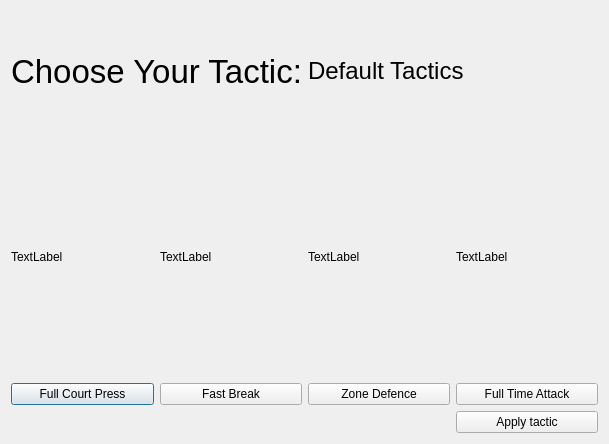
Before: the Qt Designer form BTM_Qt/tactic_ingame.ui in skandermoalla/CSE201-Top5, drawn with Qt 5.
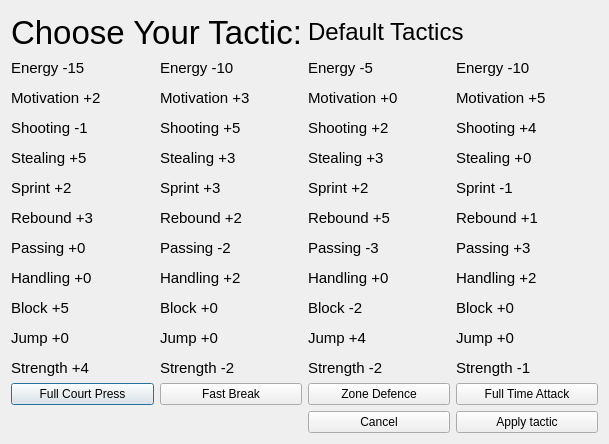
After: the same form once the commit is applied.

Commit message:
Description&Cancel added
I added some description to the 4 tactics and a cancel button to the window.

Diff of the .ui file:
```diff
--- a/BTM_Qt/tactic_ingame.ui
+++ b/BTM_Qt/tactic_ingame.ui
@@ -17,7 +17,7 @@
    <item row="1" column="2" rowspan="2">
     <widget class="QLabel" name="label_3">
      <property name="text">
-      <string>TextLabel</string>
+      <string>&lt;html&gt;&lt;head/&gt;&lt;body&gt;&lt;p&gt;&lt;span style=&quot; font-size:11pt;&quot;&gt;Energy -5&lt;/span&gt;&lt;/p&gt;&lt;p&gt;&lt;span style=&quot; font-size:11pt;&quot;&gt;Motivation +0&lt;/span&gt;&lt;/p&gt;&lt;p&gt;&lt;span style=&quot; font-size:11pt;&quot;&gt;Shooting +2&lt;/span&gt;&lt;/p&gt;&lt;p&gt;&lt;span style=&quot; font-size:11pt;&quot;&gt;Stealing +3&lt;/span&gt;&lt;/p&gt;&lt;p&gt;&lt;span style=&quot; font-size:11pt;&quot;&gt;Sprint +2&lt;/span&gt;&lt;/p&gt;&lt;p&gt;&lt;span style=&quot; font-size:11pt;&quot;&gt;Rebound +5&lt;/span&gt;&lt;/p&gt;&lt;p&gt;&lt;span style=&quot; font-size:11pt;&quot;&gt;Passing -3&lt;/span&gt;&lt;/p&gt;&lt;p&gt;&lt;span style=&quot; font-size:11pt;&quot;&gt;Handling +0&lt;/span&gt;&lt;/p&gt;&lt;p&gt;&lt;span style=&quot; font-size:11pt;&quot;&gt;Block -2&lt;/span&gt;&lt;/p&gt;&lt;p&gt;&lt;span style=&quot; font-size:11pt;&quot;&gt;Jump +4&lt;/span&gt;&lt;/p&gt;&lt;p&gt;&lt;span style=&quot; font-size:11pt;&quot;&gt;Strength -2&lt;/span&gt;&lt;/p&gt;&lt;/body&gt;&lt;/html&gt;</string>
      </property>
     </widget>
    </item>
@@ -59,21 +59,21 @@
    <item row="1" column="0" rowspan="2">
     <widget class="QLabel" name="label">
      <property name="text">
-      <string>TextLabel</string>
+      <string>&lt;html&gt;&lt;head/&gt;&lt;body&gt;&lt;p&gt;&lt;span style=&quot; font-size:11pt;&quot;&gt;Energy -15&lt;/span&gt;&lt;/p&gt;&lt;p&gt;&lt;span style=&quot; font-size:11pt;&quot;&gt;Motivation +2&lt;/span&gt;&lt;/p&gt;&lt;p&gt;&lt;span style=&quot; font-size:11pt;&quot;&gt;Shooting -1&lt;/span&gt;&lt;/p&gt;&lt;p&gt;&lt;span style=&quot; font-size:11pt;&quot;&gt;Stealing +5&lt;/span&gt;&lt;/p&gt;&lt;p&gt;&lt;span style=&quot; font-size:11pt;&quot;&gt;Sprint +2&lt;/span&gt;&lt;/p&gt;&lt;p&gt;&lt;span style=&quot; font-size:11pt;&quot;&gt;Rebound +3&lt;/span&gt;&lt;/p&gt;&lt;p&gt;&lt;span style=&quot; font-size:11pt;&quot;&gt;Passing +0&lt;/span&gt;&lt;/p&gt;&lt;p&gt;&lt;span style=&quot; font-size:11pt;&quot;&gt;Handling +0&lt;/span&gt;&lt;/p&gt;&lt;p&gt;&lt;span style=&quot; font-size:11pt;&quot;&gt;Block +5&lt;/span&gt;&lt;/p&gt;&lt;p&gt;&lt;span style=&quot; font-size:11pt;&quot;&gt;Jump +0&lt;/span&gt;&lt;/p&gt;&lt;p&gt;&lt;span style=&quot; font-size:11pt;&quot;&gt;Strength +4&lt;/span&gt;&lt;/p&gt;&lt;/body&gt;&lt;/html&gt;</string>
      </property>
     </widget>
    </item>
    <item row="1" column="1" rowspan="2">
     <widget class="QLabel" name="label_2">
      <property name="text">
-      <string>TextLabel</string>
+      <string>&lt;html&gt;&lt;head/&gt;&lt;body&gt;&lt;p&gt;&lt;span style=&quot; font-size:11pt;&quot;&gt;Energy -10&lt;/span&gt;&lt;/p&gt;&lt;p&gt;&lt;span style=&quot; font-size:11pt;&quot;&gt;Motivation +3&lt;/span&gt;&lt;/p&gt;&lt;p&gt;&lt;span style=&quot; font-size:11pt;&quot;&gt;Shooting +5&lt;/span&gt;&lt;/p&gt;&lt;p&gt;&lt;span style=&quot; font-size:11pt;&quot;&gt;Stealing +3&lt;/span&gt;&lt;/p&gt;&lt;p&gt;&lt;span style=&quot; font-size:11pt;&quot;&gt;Sprint +3&lt;/span&gt;&lt;/p&gt;&lt;p&gt;&lt;span style=&quot; font-size:11pt;&quot;&gt;Rebound +2&lt;/span&gt;&lt;/p&gt;&lt;p&gt;&lt;span style=&quot; font-size:11pt;&quot;&gt;Passing -2&lt;/span&gt;&lt;/p&gt;&lt;p&gt;&lt;span style=&quot; font-size:11pt;&quot;&gt;Handling +2&lt;/span&gt;&lt;/p&gt;&lt;p&gt;&lt;span style=&quot; font-size:11pt;&quot;&gt;Block +0&lt;/span&gt;&lt;/p&gt;&lt;p&gt;&lt;span style=&quot; font-size:11pt;&quot;&gt;Jump +0&lt;/span&gt;&lt;/p&gt;&lt;p&gt;&lt;span style=&quot; font-size:11pt;&quot;&gt;Strength -2&lt;/span&gt;&lt;/p&gt;&lt;/body&gt;&lt;/html&gt;</string>
      </property>
     </widget>
    </item>
    <item row="1" column="3" rowspan="2">
     <widget class="QLabel" name="label_4">
      <property name="text">
-      <string>TextLabel</string>
+      <string>&lt;html&gt;&lt;head/&gt;&lt;body&gt;&lt;p&gt;&lt;span style=&quot; font-size:11pt;&quot;&gt;Energy -10&lt;/span&gt;&lt;/p&gt;&lt;p&gt;&lt;span style=&quot; font-size:11pt;&quot;&gt;Motivation +5&lt;/span&gt;&lt;/p&gt;&lt;p&gt;&lt;span style=&quot; font-size:11pt;&quot;&gt;Shooting +4&lt;/span&gt;&lt;/p&gt;&lt;p&gt;&lt;span style=&quot; font-size:11pt;&quot;&gt;Stealing +0&lt;/span&gt;&lt;/p&gt;&lt;p&gt;&lt;span style=&quot; font-size:11pt;&quot;&gt;Sprint -1&lt;/span&gt;&lt;/p&gt;&lt;p&gt;&lt;span style=&quot; font-size:11pt;&quot;&gt;Rebound +1&lt;/span&gt;&lt;/p&gt;&lt;p&gt;&lt;span style=&quot; font-size:11pt;&quot;&gt;Passing +3&lt;/span&gt;&lt;/p&gt;&lt;p&gt;&lt;span style=&quot; font-size:11pt;&quot;&gt;Handling +2&lt;/span&gt;&lt;/p&gt;&lt;p&gt;&lt;span style=&quot; font-size:11pt;&quot;&gt;Block +0&lt;/span&gt;&lt;/p&gt;&lt;p&gt;&lt;span style=&quot; font-size:11pt;&quot;&gt;Jump +0&lt;/span&gt;&lt;/p&gt;&lt;p&gt;&lt;span style=&quot; font-size:11pt;&quot;&gt;Strength -1&lt;/span&gt;&lt;/p&gt;&lt;/body&gt;&lt;/html&gt;</string>
      </property>
     </widget>
    </item>
@@ -101,6 +101,13 @@
      </property>
     </widget>
    </item>
+   <item row="4" column="2">
+    <widget class="QPushButton" name="pushButton_6">
+     <property name="text">
+      <string>Cancel</string>
+     </property>
+    </widget>
+   </item>
   </layout>
  </widget>
  <resources/>
```
